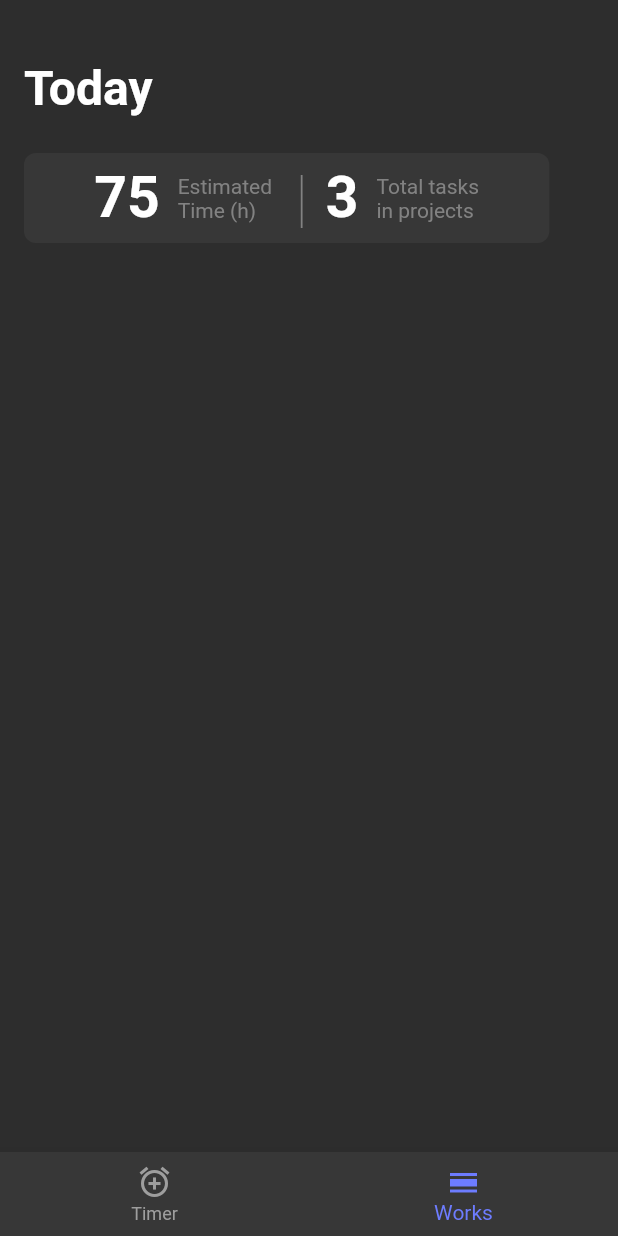
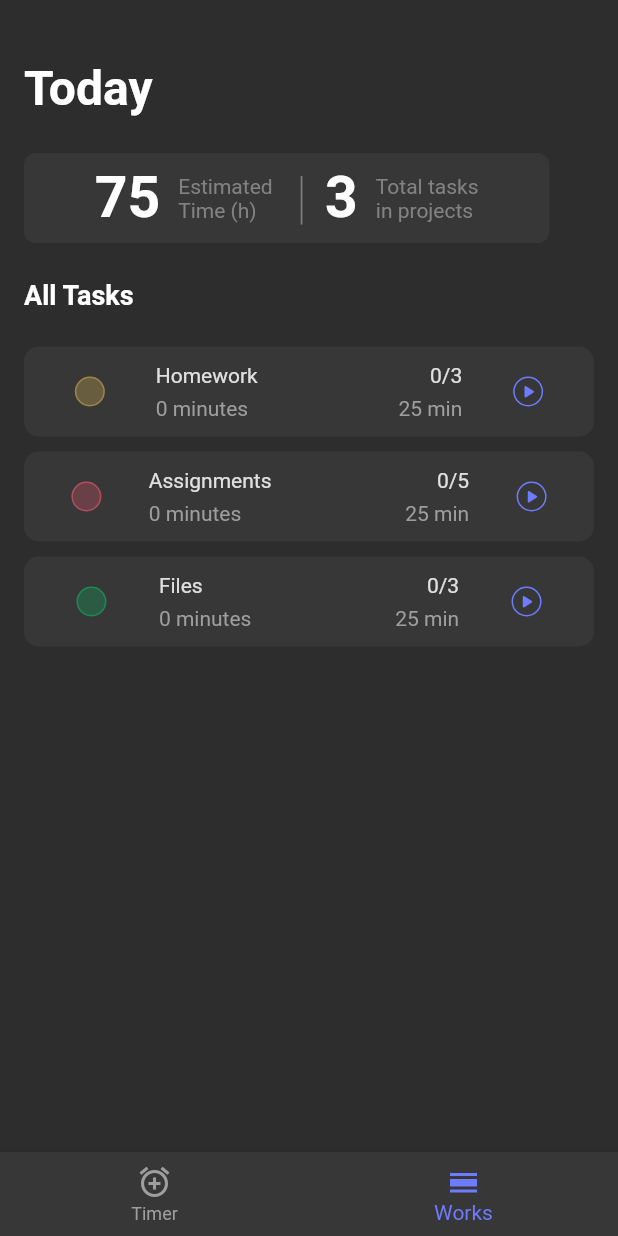
Before and after one commit to thisisamank/pomodoro_todo, a Flutter app: the screen it shows after launch, item 2 of the bottom bar chosen, on a phone screen of 412 x 824 dp. Run offline on Flutter 3.47's test engine with Material 2 defaults, Android fonts, the phone set to English and light mode, and no system bars; our stand-ins replace circular_countdown_timer.

Commit message:
task screen added

```diff
--- a/lib/model/task_model.dart
+++ b/lib/model/task_model.dart
@@ -4,18 +4,22 @@ class Task {
   final String taskName;
   final String description;
   final TaskPriority priority;
-  final int noOfIntervals;
+  final int totalIntervals;
+  final int completedIntervals;
 
   /// [workIntervals] is to store the duration
   /// of each interval
   final int workIntervals;
   final int breakIntervals;
+  final int completedMinutes;
   bool isCompleted = false;
   Task({
+    this.completedIntervals = 0,
+    this.completedMinutes,
     @required this.taskName,
     this.description,
     @required this.priority,
-    @required this.noOfIntervals,
+    @required this.totalIntervals,
     @required this.workIntervals,
     @required this.breakIntervals,
   });
@@ -24,17 +28,21 @@ class Task {
     String taskName,
     String description,
     TaskPriority priority,
-    int noOfIntervals,
+    int totalIntervals,
+    int completedIntervals,
     int workIntervals,
     int breakIntervals,
+    int completedMinutes,
   }) {
     return Task(
       taskName: taskName ?? this.taskName,
       description: description ?? this.description,
       priority: priority ?? this.priority,
-      noOfIntervals: noOfIntervals ?? this.noOfIntervals,
+      totalIntervals: totalIntervals ?? this.totalIntervals,
+      completedIntervals: completedIntervals ?? this.completedIntervals,
       workIntervals: workIntervals ?? this.workIntervals,
       breakIntervals: breakIntervals ?? this.breakIntervals,
+      completedMinutes: completedMinutes ?? this.completedMinutes,
     );
   }
 
@@ -43,7 +51,7 @@ class Task {
       taskName: 'Homework',
       description: 'Non voluptate eu velit in magna.',
       priority: TaskPriority.medium,
-      noOfIntervals: 3,
+      totalIntervals: 3,
       workIntervals: 25,
       breakIntervals: 5,
     ),
@@ -51,14 +59,14 @@ class Task {
       taskName: 'Assignments',
       description: 'Irure amet tempor enim ea excepteur.',
       priority: TaskPriority.high,
-      noOfIntervals: 5,
+      totalIntervals: 5,
       workIntervals: 25,
       breakIntervals: 8,
     ),
     Task(
       taskName: 'Files',
-      priority: TaskPriority.high,
-      noOfIntervals: 3,
+      priority: TaskPriority.low,
+      totalIntervals: 3,
       workIntervals: 25,
       breakIntervals: 5,
     ),
--- a/lib/screens/task/task.dart
+++ b/lib/screens/task/task.dart
@@ -2,6 +2,8 @@ import 'package:flutter/material.dart';
 import 'package:pomodoro_todo/constants/colors.dart';
 import 'package:pomodoro_todo/constants/styles.dart';
 import 'package:pomodoro_todo/model/task_model.dart';
+import 'package:pomodoro_todo/widgets/circular_icon.dart';
+import 'package:pomodoro_todo/widgets/circular_status.dart';
 
 class Tasks extends StatefulWidget {
   @override
@@ -15,7 +17,7 @@ class _TasksState extends State<Tasks> {
     final size = MediaQuery.of(context).size;
     var estimatedTime = 0;
     _tasks.forEach((element) =>
-        estimatedTime = element.workIntervals * element.noOfIntervals);
+        estimatedTime = element.workIntervals * element.totalIntervals);
     print((estimatedTime / 60).toStringAsFixed(1));
     return SafeArea(
       child: Padding(
@@ -29,7 +31,112 @@ class _TasksState extends State<Tasks> {
               style: BrandTextStyles.heading1,
             ),
             SizedBox(height: 24),
-            Container(
+            todoData(size, estimatedTime),
+            SizedBox(height: 24),
+            Text(
+              "All Tasks",
+              style: BrandTextStyles.heading1.copyWith(fontSize: 18),
+            ),
+            SizedBox(height: 24),
+            Expanded(
+              child: ListView.separated(
+                  itemBuilder: (context, index) {
+                    final statusColor =
+                        getTaskPriorityColor(_tasks[index].priority);
+                    final statusBorderColor =
+                        getTaskPriorityBorderColor(_tasks[index].priority);
+                    return getTaskWidget(
+                        size, statusColor, statusBorderColor, _tasks[index]);
+                  },
+                  separatorBuilder: (context, index) => SizedBox(height: 10),
+                  itemCount: _tasks.length),
+            )
+          ],
+        ),
+      ),
+    );
+  }
+
+  Container getTaskWidget(
+      Size size, statusColor, statusBorderColor, Task task) {
+    return Container(
+      width: size.width * .8,
+      height: 60,
+      decoration: BoxDecoration(
+        color: BrandColors.secondaryBackground,
+        borderRadius: BorderRadius.circular(10),
+      ),
+      child: Row(mainAxisAlignment: MainAxisAlignment.spaceBetween, children: [
+        SizedBox(width: 0),
+        CircularStatus(
+          statusColor: statusColor,
+          borderColor: statusBorderColor,
+        ),
+        Column(
+          crossAxisAlignment: CrossAxisAlignment.start,
+          mainAxisAlignment: MainAxisAlignment.center,
+          children: [
+            Text(
+              task.taskName,
+              style: BrandTextStyles.body1.copyWith(
+                color: Colors.grey.shade300,
+              ),
+            ),
+            SizedBox(height: 6),
+            Text(
+              '${task.completedIntervals.toString()} minutes',
+              style: BrandTextStyles.body1.copyWith(
+                color: Colors.grey.shade500,
+              ),
+            ),
+          ],
+        ),
+        SizedBox(width: 26),
+        Column(
+          crossAxisAlignment: CrossAxisAlignment.end,
+          mainAxisAlignment: MainAxisAlignment.center,
+          children: [
+            Text(
+              '${task.completedIntervals}/${task.totalIntervals}',
+              style: BrandTextStyles.body1.copyWith(
+                color: Colors.grey.shade300,
+              ),
+            ),
+            SizedBox(height: 6),
+            Text(
+              '${task.workIntervals.toString()} min',
+              style: BrandTextStyles.body1.copyWith(
+                color: Colors.grey.shade500,
+              ),
+            ),
+          ],
+        ),
+        CircularIcon(color: BrandColors.blue, icon: Icons.play_arrow_rounded),
+        SizedBox(width: 0),
+      ]),
+    );
+  }
+
+  getTaskPriorityColor(TaskPriority priority) {
+    if (priority == TaskPriority.high)
+      return BrandColors.red;
+    else if (priority == TaskPriority.medium)
+      return BrandColors.brown;
+    else
+      return BrandColors.green;
+  }
+
+  getTaskPriorityBorderColor(TaskPriority priority) {
+    if (priority == TaskPriority.high)
+      return BrandColors.brightRed;
+    else if (priority == TaskPriority.medium)
+      return BrandColors.lightBrown;
+    else
+      return BrandColors.lightGreen;
+  }
+
+  Widget todoData(Size size, int estimatedTime) {
+    return Container(
         width: size.width * .85,
         height: 60,
         decoration: BoxDecoration(
@@ -48,7 +155,7 @@ class _TasksState extends State<Tasks> {
             Text(
               '|',
               style: BrandTextStyles.body1.copyWith(
-                        fontSize: 42,
+                fontSize: 38,
                 fontWeight: FontWeight.w100,
               ),
             ),
@@ -58,13 +165,8 @@ class _TasksState extends State<Tasks> {
               style: BrandTextStyles.heading1.copyWith(fontSize: 38),
             ),
             SizedBox(width: 12),
-                    Text('Total tasks\nin projects',
-                        style: BrandTextStyles.body1),
+            Text('Total tasks\nin projects', style: BrandTextStyles.body1),
           ],
-                ))
-          ],
-        ),
-      ),
-    );
+        ));
   }
 }
--- /dev/null
+++ b/lib/widgets/circular_icon.dart
@@ -0,0 +1,18 @@
+import 'package:flutter/material.dart';
+
+class CircularIcon extends StatelessWidget {
+  final Color color;
+  final IconData icon;
+  CircularIcon({this.color, this.icon});
+  @override
+  Widget build(BuildContext context) {
+    return Container(
+      width: 20,
+      height: 20,
+      decoration: BoxDecoration(
+          border: Border.all(color: color, width: 1),
+          borderRadius: BorderRadius.circular(20)),
+      child: Icon(icon, color: color, size: 15),
+    );
+  }
+}
--- /dev/null
+++ b/lib/widgets/circular_status.dart
@@ -0,0 +1,19 @@
+import 'package:flutter/material.dart';
+
+class CircularStatus extends StatelessWidget {
+  final Color statusColor;
+  final Color borderColor;
+  CircularStatus({@required this.statusColor, @required this.borderColor});
+  @override
+  Widget build(BuildContext context) {
+    return Container(
+      width: 20,
+      height: 20,
+      decoration: BoxDecoration(
+          color: statusColor,
+          border: Border.all(color: borderColor, width: 1),
+          borderRadius: BorderRadius.circular(20)),
+      child: Text(' '),
+    );
+  }
+}
```
Lines whose indentation alone changed are shown as unchanged.
